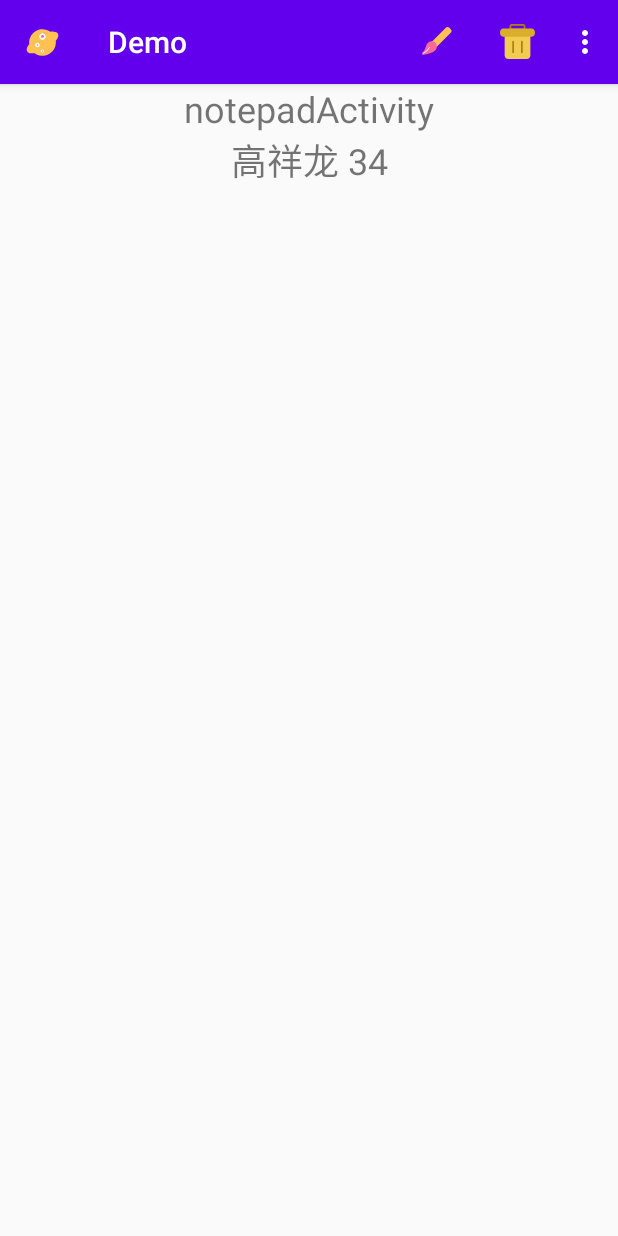
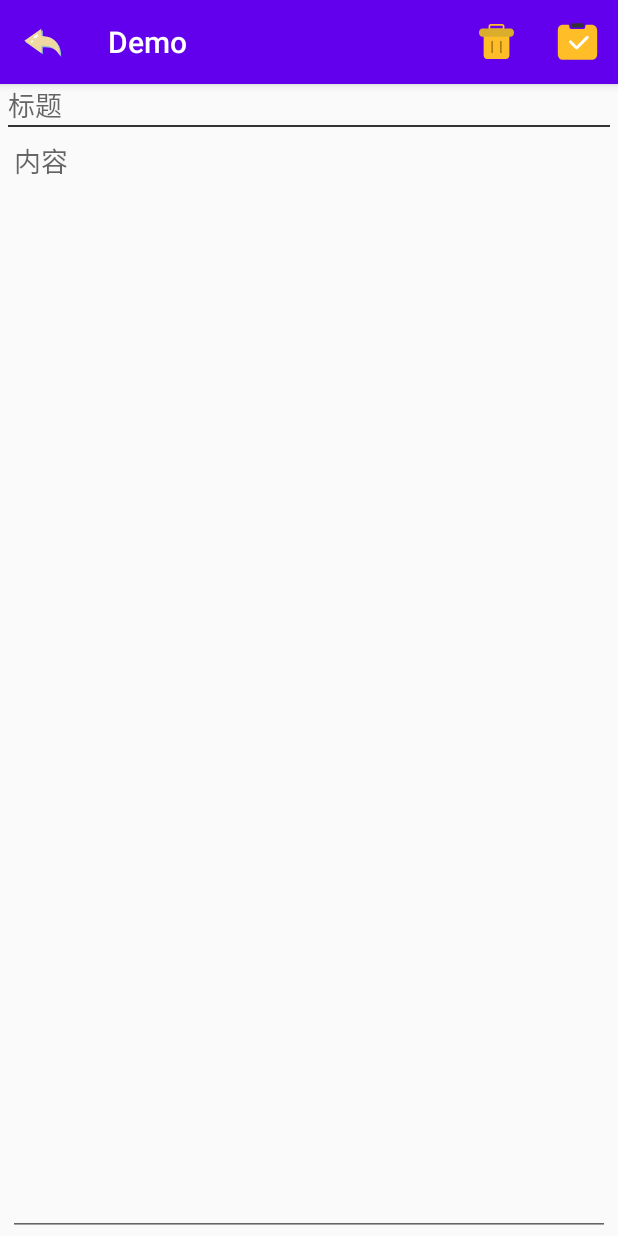
Before and after one commit to yi-sheep/AndroidDemo, an Android app: the NotepadActivity screen opened directly, with no data from a screen before it, after a tap on "添加", on a phone screen of 412 x 824 dp. Run offline under Robolectric (Android 15) with nearby library versions, the phone set to English and light mode, and no system bars; our stand-ins replace Room's generated code.

Commit message:
记事本

```diff
--- a/app/src/main/AndroidManifest.xml
+++ b/app/src/main/AndroidManifest.xml
@@ -3,14 +3,15 @@
     package="com.gaoxianglong.demo">
 
     <application
+        android:name=".App"
         android:allowBackup="true"
         android:icon="@mipmap/ic_launcher"
         android:label="@string/app_name"
-        android:name=".App"
         android:roundIcon="@mipmap/ic_launcher_round"
         android:supportsRtl="true"
         android:theme="@style/AppTheme">
-        <activity android:name=".notepad.NotepadActivity"></activity>
+        <activity android:name=".notepad.ui.EditEventActivity"></activity>
+        <activity android:name=".notepad.NotepadActivity" />
         <activity android:name=".news.NewsContentActivity" />
         <activity android:name=".news.NewsFragmentActivity" />
         <activity android:name=".listView.ImageActivity" />
--- a/app/src/main/java/com/gaoxianglong/demo/notepad/NotepadActivity.java
+++ b/app/src/main/java/com/gaoxianglong/demo/notepad/NotepadActivity.java
@@ -3,29 +3,45 @@ package com.gaoxianglong.demo.notepad;
 import androidx.annotation.NonNull;
 import androidx.appcompat.app.ActionBar;
 import androidx.appcompat.app.AppCompatActivity;
-import androidx.appcompat.widget.Toolbar;
 import androidx.core.view.GravityCompat;
 import androidx.drawerlayout.widget.DrawerLayout;
+import androidx.lifecycle.Observer;
+import androidx.lifecycle.ViewModelProvider;
+import androidx.recyclerview.widget.LinearLayoutManager;
+import androidx.recyclerview.widget.RecyclerView;
 
+import android.content.Intent;
 import android.os.Bundle;
+import android.util.Log;
 import android.view.Menu;
 import android.view.MenuItem;
-import android.view.View;
 import android.widget.Toast;
 
 import com.gaoxianglong.demo.App;
 import com.gaoxianglong.demo.R;
+import com.gaoxianglong.demo.notepad.database.Event;
+import com.gaoxianglong.demo.notepad.ui.EditEventActivity;
+import com.gaoxianglong.demo.notepad.ui.EventRecyclerAdapter;
+import com.gaoxianglong.demo.notepad.ui.NotepadViewModel;
+import com.google.android.material.floatingactionbutton.FloatingActionButton;
 import com.google.android.material.navigation.NavigationView;
+
+import java.util.List;
 
 public class NotepadActivity extends AppCompatActivity {
 
     private DrawerLayout drawerLayout;
     private NavigationView navigationView;
+    private NotepadViewModel viewModel;
+    private RecyclerView recyclerView;
+    private EventRecyclerAdapter adapter;
+    private FloatingActionButton addEvent;
 
     @Override
     protected void onCreate(Bundle savedInstanceState) {
         super.onCreate(savedInstanceState);
         setContentView(R.layout.activity_notepad);
+        viewModel = new ViewModelProvider(this).get(NotepadViewModel.class);
         initView();
         initEvent();
     }
@@ -56,16 +72,31 @@ public class NotepadActivity extends AppCompatActivity {
                 return true;
             }
         });
+        viewModel.getEvent();
+        viewModel.eventLive.observe(this, new Observer<List<Event>>() {
+            @Override
+            public void onChanged(List<Event> events) {
+                adapter.submitList(events);
+            }
+        });
+        addEvent.setOnClickListener(v -> {
+            startActivity(new Intent(this, EditEventActivity.class));
+        });
     }
 
     private void initView() {
         drawerLayout = findViewById(R.id.drawer_layout);
         navigationView = findViewById(R.id.navigationView);
+        recyclerView = findViewById(R.id.event_recyler);
         ActionBar actionBar = getSupportActionBar();
         if (actionBar != null) {
             actionBar.setDisplayHomeAsUpEnabled(true);
             actionBar.setHomeAsUpIndicator(R.drawable.ic_more);
         }
+        recyclerView.setLayoutManager(new LinearLayoutManager(this));
+        adapter = new EventRecyclerAdapter(this);
+        recyclerView.setAdapter(adapter);
+        addEvent = findViewById(R.id.add_event);
     }
 
     @Override
@@ -81,14 +112,17 @@ public class NotepadActivity extends AppCompatActivity {
                 drawerLayout.openDrawer(GravityCompat.START);
                 break;
             case R.id.notepad_add:
-                Toast.makeText(App.content,"添加",Toast.LENGTH_SHORT).show();
-                break;
-            case R.id.notepad_delete:
-                Toast.makeText(App.content,"删除",Toast.LENGTH_SHORT).show();
+                startActivity(new Intent(this, EditEventActivity.class));
                 break;
             default:
                 break;
         }
         return true;
     }
+
+    @Override
+    protected void onRestart() {
+        super.onRestart();
+        viewModel.getEvent();
+    }
 }
--- /dev/null
+++ b/app/src/main/java/com/gaoxianglong/demo/notepad/database/EventDao.java
@@ -0,0 +1,24 @@
+package com.gaoxianglong.demo.notepad.database;
+
+import androidx.room.Dao;
+import androidx.room.Delete;
+import androidx.room.Insert;
+import androidx.room.Query;
+import androidx.room.Update;
+
+import java.util.List;
+
+@Dao
+public interface EventDao {
+    @Insert
+    void addEvent(Event event);
+
+    @Update(entity = Event.class)
+    void updateEvent(Event event);
+
+    @Delete
+    void deleteEvent(Event event);
+
+    @Query("select * from event ORDER BY UPDATEDE DESC")
+    List<Event> viewEvent();
+}
--- /dev/null
+++ b/app/src/main/java/com/gaoxianglong/demo/notepad/ui/EditEventActivity.java
@@ -0,0 +1,125 @@
+package com.gaoxianglong.demo.notepad.ui;
+
+import androidx.annotation.NonNull;
+import androidx.appcompat.app.ActionBar;
+import androidx.appcompat.app.AlertDialog;
+import androidx.appcompat.app.AppCompatActivity;
+import androidx.lifecycle.ViewModelProvider;
+
+import android.content.DialogInterface;
+import android.os.Bundle;
+import android.text.Editable;
+import android.util.Log;
+import android.view.Menu;
+import android.view.MenuItem;
+import android.widget.EditText;
+import android.widget.TextView;
+import android.widget.Toast;
+
+import com.gaoxianglong.demo.App;
+import com.gaoxianglong.demo.R;
+import com.gaoxianglong.demo.notepad.database.Event;
+
+import java.util.Date;
+
+public class EditEventActivity extends AppCompatActivity {
+
+    private EditText title;
+    private EditText content;
+    private NotepadViewModel viewModel;
+    private boolean isUpdate = false;
+    private int id;
+    private String createDate = "";
+    @Override
+    protected void onCreate(Bundle savedInstanceState) {
+        super.onCreate(savedInstanceState);
+        setContentView(R.layout.activity_edit_event);
+        initView();
+        initEvent();
+    }
+
+    private void initEvent() {
+        ActionBar actionBar = getSupportActionBar();
+        if (actionBar != null) {
+            actionBar.setDisplayHomeAsUpEnabled(true);
+            actionBar.setHomeAsUpIndicator(R.drawable.ic_back);
+        }
+        String titleText = "";
+        String contentText = "";
+        Bundle bundle = getIntent().getBundleExtra(App.EVENT_KEY_NAME);
+        if (bundle != null) {
+            titleText = bundle.getString(App.EVENT_KEY_TITLE);
+            contentText = bundle.getString(App.EVENT_KEY_CONTENT);
+            id = bundle.getInt(App.EVENT_KEY_ID);
+            createDate = bundle.getString(App.EVENT_KEY_DATE);
+            isUpdate = true;
+        }
+
+        title.setText(titleText);
+        content.setText(contentText);
+    }
+
+    private void initView() {
+        title = findViewById(R.id.title);
+        content = findViewById(R.id.content);
+        viewModel = new ViewModelProvider(this).get(NotepadViewModel.class);
+    }
+
+    @Override
+    public boolean onCreateOptionsMenu(Menu menu) {
+        getMenuInflater().inflate(R.menu.edit_menu,menu);
+        return true;
+    }
+
+    @Override
+    public boolean onOptionsItemSelected(@NonNull MenuItem item) {
+        switch (item.getItemId()) {
+            case android.R.id.home:
+                finish();
+                break;
+            case R.id.complete:
+                String title = this.title.getText().toString();
+                String content = this.content.getText().toString();
+                String time = String.valueOf(new Date().getTime());
+                if (isUpdate) {
+                    Event event = new Event(id,createDate,time,title,content);
+                    viewModel.updateEvent(event);
+                }else {
+                    Event event = new Event(time,time,title,content);
+                    viewModel.addEvent(event);
+                }
+                finish();
+                break;
+            case R.id.delete:
+                if (isUpdate) {
+                    showDialog();
+                }else {
+                    Toast.makeText(App.content,"该事件未添加!",Toast.LENGTH_SHORT).show();
+                }
+                break;
+        }
+        return true;
+    }
+
+    private void showDialog() {
+        AlertDialog.Builder dialog = new AlertDialog.Builder(this);
+        dialog.setIcon(R.drawable.ic_delete);
+        dialog.setTitle("通知");
+        dialog.setMessage("是否删除!");
+        dialog.setPositiveButton("确定", new DialogInterface.OnClickListener() {
+            @Override
+            public void onClick(DialogInterface dialog, int which) {
+                Event event = new Event(id);
+                viewModel.deleteEvent(event);
+                finish();
+            }
+        });
+        dialog.setNegativeButton("取消", new DialogInterface.OnClickListener() {
+            @Override
+            public void onClick(DialogInterface dialog, int which) {
+
+            }
+        });
+        dialog.show();
+    }
+}
--- /dev/null
+++ b/app/src/main/java/com/gaoxianglong/demo/notepad/ui/EventRecyclerAdapter.java
@@ -0,0 +1,88 @@
+package com.gaoxianglong.demo.notepad.ui;
+
+import android.content.Context;
+import android.content.Intent;
+import android.icu.text.SimpleDateFormat;
+import android.os.Build;
+import android.os.Bundle;
+import android.view.LayoutInflater;
+import android.view.View;
+import android.view.ViewGroup;
+import android.widget.TextView;
+
+import androidx.annotation.NonNull;
+import androidx.annotation.RequiresApi;
+import androidx.recyclerview.widget.DiffUtil;
+import androidx.recyclerview.widget.ListAdapter;
+import androidx.recyclerview.widget.RecyclerView;
+
+import com.gaoxianglong.demo.App;
+import com.gaoxianglong.demo.R;
+import com.gaoxianglong.demo.notepad.database.Event;
+
+import java.util.Date;
+
+public class EventRecyclerAdapter extends ListAdapter<Event,EventRecyclerAdapter.ViewHolder> {
+    private Context context;
+    public EventRecyclerAdapter(Context context) {
+        super(DIFF_CALLBACK);
+        this.context = context;
+    }
+
+    private static final DiffUtil.ItemCallback<Event> DIFF_CALLBACK = new DiffUtil.ItemCallback<Event>() {
+        @Override
+        public boolean areItemsTheSame(@NonNull Event oldItem, @NonNull Event newItem) {
+            return oldItem.getId() == newItem.getId();
+        }
+
+        @Override
+        public boolean areContentsTheSame(@NonNull Event oldItem, @NonNull Event newItem) {
+            return oldItem.equals(newItem);
+        }
+    };
+
+    @NonNull
+    @Override
+    public ViewHolder onCreateViewHolder(@NonNull ViewGroup parent, int viewType) {
+        ViewHolder holder = new ViewHolder(LayoutInflater.from(parent.getContext()).inflate(R.layout.event_item, parent, false));
+        return holder;
+    }
+
+    @Override
+    public void onBindViewHolder(@NonNull ViewHolder holder, int position) {
+        Event event = getItem(position);
+        holder.title.setText(event.getEventTitle());
+        holder.content.setText(event.getEventContent());
+        holder.date.setText(formatData(Long.parseLong(event.getCreateDate())));
+        holder.itemView.setOnClickListener(new View.OnClickListener() {
+            @Override
+            public void onClick(View v) {
+                Intent intent = new Intent(context, EditEventActivity.class);
+                Bundle bundle = new Bundle();
+                bundle.putString(App.EVENT_KEY_TITLE,event.getEventTitle());
+                bundle.putString(App.EVENT_KEY_CONTENT,event.getEventContent());
+                bundle.putString(App.EVENT_KEY_DATE,event.getCreateDate());
+                bundle.putInt(App.EVENT_KEY_ID,event.getId());
+                intent.putExtra(App.EVENT_KEY_NAME,bundle);
+                context.startActivity(intent);
+            }
+        });
+    }
+
+    public static String formatData(long timeStamp) {
+        SimpleDateFormat simpleDateFormat = new SimpleDateFormat("yyyy-MM-dd HH:mm:ss");
+        Date date = new Date(timeStamp);
+        return simpleDateFormat.format(date);
+    }
+    public class ViewHolder extends RecyclerView.ViewHolder {
+        TextView title;
+        TextView content;
+        TextView date;
+        public ViewHolder(@NonNull View itemView) {
+            super(itemView);
+            title = itemView.findViewById(R.id.event_title);
+            content = itemView.findViewById(R.id.event_content);
+            date = itemView.findViewById(R.id.event_date);
+        }
+    }
+}
--- /dev/null
+++ b/app/src/main/java/com/gaoxianglong/demo/notepad/ui/NotepadViewModel.java
@@ -0,0 +1,63 @@
+package com.gaoxianglong.demo.notepad.ui;
+
+import android.util.Log;
+
+import androidx.lifecycle.LiveData;
+import androidx.lifecycle.MediatorLiveData;
+import androidx.lifecycle.ViewModel;
+
+import com.gaoxianglong.demo.App;
+import com.gaoxianglong.demo.notepad.database.Event;
+
+import java.util.List;
+
+public class NotepadViewModel extends ViewModel {
+    private MediatorLiveData<List<Event>> _eventLive = new MediatorLiveData<>();
+    public LiveData<List<Event>> eventLive = _eventLive;
+
+    public void getEvent() {
+        new Thread(new Runnable() {
+            @Override
+            public void run() {
+                viewEvent();
+            }
+        }).start();
+
+    }
+
+    private void viewEvent() {
+        List<Event> events = App.getEvents().viewEvent();
+        _eventLive.postValue(events);
+    }
+
+    public void addEvent(Event event) {
+        new Thread(new Runnable() {
+            @Override
+            public void run() {
+                App.getEvents().addEvent(event);
+                viewEvent();
+            }
+        }).start();
+    }
+
+    public void updateEvent(Event event) {
+        new Thread(new Runnable() {
+            @Override
+            public void run() {
+                App.getEvents().updateEvent(event);
+                Log.d("my", event.toString());
+                viewEvent();
+            }
+        }).start();
+    }
+
+    public void deleteEvent(Event event) {
+        new Thread(new Runnable() {
+            @Override
+            public void run() {
+                App.getEvents().deleteEvent(event);
+                viewEvent();
+            }
+        }).start();
+    }
+}
--- /dev/null
+++ b/app/src/main/res/drawable/ic_back.xml
@@ -0,0 +1,18 @@
+<vector xmlns:android="http://schemas.android.com/apk/res/android"
+    android:width="30dp"
+    android:height="30dp"
+    android:viewportWidth="1024"
+    android:viewportHeight="1024">
+  <path
+      android:pathData="M518.51,394.24V231.1L130.65,505.81l387.86,274.77V618.9c155.23,0.06 299.15,7.9 420.84,224.92 0,-137.86 -22.74,-445.73 -420.84,-449.59z"
+      android:fillColor="#98C4D8"/>
+  <path
+      android:pathData="M486.16,361.89V198.76L98.3,473.46 486.16,748.23V586.55c155.23,0.06 299.15,7.9 420.84,224.92 0,-137.86 -22.74,-445.73 -420.84,-449.59z"
+      android:fillColor="#EFD9A0"/>
+  <path
+      android:pathData="M310.4,407.9a29.1,61.84 55.51,1 0,101.95 -70.03,29.1 61.84,55.51 1,0 -101.95,70.03Z"
+      android:fillColor="#FEFEFE"/>
+  <path
+      android:pathData="M247.91,509.68a19.4,33.95 55.51,1 0,55.97 -38.45,19.4 33.95,55.51 1,0 -55.97,38.45Z"
+      android:fillColor="#FEFEFE"/>
+</vector>
--- /dev/null
+++ b/app/src/main/res/drawable/ic_complete.xml
@@ -0,0 +1,15 @@
+<vector xmlns:android="http://schemas.android.com/apk/res/android"
+    android:width="30dp"
+    android:height="30dp"
+    android:viewportWidth="1024"
+    android:viewportHeight="1024">
+  <path
+      android:pathData="M186.56,128h114.05c15.73,0 27.76,14.05 26.24,29.84l-0.94,6.24c-0.32,2.51 -0.48,4.93 -0.5,7.2 0,28.32 19.28,53.52 37.65,53.52h291.63c16.72,0 35.82,-25.47 35.81,-53.52 0,-2.32 -0.16,-4.72 -0.48,-7.22l-0.93,-6.22C687.57,142.05 699.6,128 715.33,128h112.9C911.42,128 960,182.54 960,266.32V790.88c0,92.61 -46.66,137.12 -137.6,137.12H192.37C105.73,928 64,879.74 64,790.85V266.32C64,177.2 100.18,128 186.56,128z"
+      android:fillColor="#FFBD27"/>
+  <path
+      android:pathData="M404.88,96C379.94,96 360,117.44 360,143.94c0,26.56 19.98,48.06 44.88,48.06h209.06c23.68,0 43.66,-21.5 43.66,-48.06C657.6,117.44 637.66,96 612.67,96H404.88z"
+      android:fillColor="#333333"/>
+  <path
+      android:pathData="M492.32,695.44a34.34,34.34 0,0 1,-24.37 -10.13l-137.87,-138.42a34.75,34.75 0,0 1,0 -48.96,34.37 34.37,0 0,1 48.74,0l113.5,113.97 216.86,-217.74a34.3,34.3 0,0 1,48.74 0c13.44,13.5 13.44,35.39 0,48.91l-241.23,242.24a34.4,34.4 0,0 1,-24.37 10.13z"
+      android:fillColor="#FFFFFF"/>
+</vector>
--- a/app/src/main/res/drawable/ic_delete.xml
+++ b/app/src/main/res/drawable/ic_delete.xml
@@ -5,10 +5,10 @@
     android:viewportHeight="1024">
   <path
       android:pathData="M643.66,253.91L380.34,253.91c-27.17,0 -49.63,-22.47 -49.63,-49.63v-39.71c0,-27.17 22.47,-49.63 49.63,-49.63h263.31c27.17,0 49.63,22.47 49.63,49.63v39.71c0,27.17 -22.47,49.63 -49.63,49.63zM380.34,154.64c-5.22,0 -9.93,4.7 -9.93,9.93v39.71c0,5.22 4.7,9.93 9.93,9.93h263.31c5.22,0 9.93,-4.7 9.93,-9.93v-39.71c0,-5.22 -4.7,-9.93 -9.93,-9.93L380.34,154.64z"
-      android:fillColor="#AF8015"/>
+      android:fillColor="#FFBD27"/>
   <path
       android:pathData="M725.68,909.06H298.84c-43.89,0 -79.41,-35.53 -79.41,-79.41V363.1h585.67v466.55c0,43.89 -36.05,79.41 -79.41,79.41z"
-      android:fillColor="#F2CB51"/>
+      android:fillColor="#FFBD27"/>
   <path
       android:pathData="M412.73,780.02c-10.97,0 -19.85,-8.88 -19.85,-19.85V512c0,-10.97 8.88,-19.85 19.85,-19.85s19.85,8.88 19.85,19.85v248.16c0,10.97 -8.88,19.85 -19.85,19.85z"
       android:fillColor="#AF8015"/>
--- /dev/null
+++ b/app/src/main/res/layout/activity_edit_event.xml
@@ -0,0 +1,49 @@
+<?xml version="1.0" encoding="utf-8"?>
+<androidx.constraintlayout.widget.ConstraintLayout xmlns:android="http://schemas.android.com/apk/res/android"
+    xmlns:app="http://schemas.android.com/apk/res-auto"
+    xmlns:tools="http://schemas.android.com/tools"
+    android:layout_width="match_parent"
+    android:layout_height="match_parent"
+    android:layout_marginLeft="5dp"
+    android:layout_marginRight="5dp"
+    tools:context=".notepad.ui.EditEventActivity">
+
+    <EditText
+        android:id="@+id/title"
+        android:layout_width="0dp"
+        android:layout_height="wrap_content"
+        android:background="@null"
+        android:ems="10"
+        android:hint="标题"
+        android:inputType="textPersonName"
+        android:layerType="hardware"
+        android:maxLines="1"
+        app:layout_constraintEnd_toEndOf="parent"
+        app:layout_constraintStart_toStartOf="parent"
+        app:layout_constraintTop_toTopOf="parent" />
+
+    <View
+        android:id="@+id/view"
+        android:layout_width="wrap_content"
+        android:layout_height="1dp"
+        android:background="@color/line"
+        app:layout_constraintEnd_toEndOf="@+id/title"
+        app:layout_constraintStart_toStartOf="@+id/title"
+        app:layout_constraintTop_toBottomOf="@+id/title" />
+
+    <EditText
+        android:id="@+id/content"
+        android:layout_width="0dp"
+        android:layout_height="0dp"
+        android:ems="10"
+        android:gravity="top"
+        android:hint="内容"
+        android:inputType="textMultiLine"
+        android:scrollHorizontally="false"
+        android:singleLine="false"
+        app:layout_constraintBottom_toBottomOf="parent"
+        app:layout_constraintEnd_toEndOf="parent"
+        app:layout_constraintStart_toStartOf="parent"
+        app:layout_constraintTop_toBottomOf="@+id/title" />
+
+</androidx.constraintlayout.widget.ConstraintLayout>
--- a/app/src/main/res/layout/activity_notepad.xml
+++ b/app/src/main/res/layout/activity_notepad.xml
@@ -12,25 +12,25 @@
         android:layout_width="match_parent"
         android:layout_height="match_parent">
 
-        <TextView
-            android:id="@+id/textView8"
-            android:layout_width="wrap_content"
-            android:layout_height="wrap_content"
-            android:text="notepadActivity"
-            android:textSize="24sp"
+        <androidx.recyclerview.widget.RecyclerView
+            android:id="@+id/event_recyler"
+            android:layout_width="match_parent"
+            android:layout_height="match_parent"
+            app:layout_constraintBottom_toBottomOf="parent"
             app:layout_constraintEnd_toEndOf="parent"
             app:layout_constraintStart_toStartOf="parent"
             app:layout_constraintTop_toTopOf="parent" />
 
-        <TextView
-            android:id="@+id/textView9"
+        <com.google.android.material.floatingactionbutton.FloatingActionButton
+            android:id="@+id/add_event"
             android:layout_width="wrap_content"
             android:layout_height="wrap_content"
-            android:text="高祥龙 34"
-            android:textSize="24sp"
-            app:layout_constraintEnd_toEndOf="@+id/textView8"
-            app:layout_constraintStart_toStartOf="@+id/textView8"
-            app:layout_constraintTop_toBottomOf="@+id/textView8" />
+            android:layout_marginEnd="16dp"
+            android:layout_marginBottom="16dp"
+            android:clickable="true"
+            app:layout_constraintBottom_toBottomOf="parent"
+            app:layout_constraintEnd_toEndOf="parent"
+            app:srcCompat="@drawable/ic_complete" />
     </androidx.constraintlayout.widget.ConstraintLayout>
 
     <com.google.android.material.navigation.NavigationView
--- /dev/null
+++ b/app/src/main/res/menu/edit_menu.xml
@@ -0,0 +1,15 @@
+<?xml version="1.0" encoding="utf-8"?>
+<menu xmlns:app="http://schemas.android.com/apk/res-auto"
+    xmlns:android="http://schemas.android.com/apk/res/android">
+    <item
+        android:id="@+id/delete"
+        android:icon="@drawable/ic_delete"
+        android:title="@string/menu_delete"
+        app:showAsAction="ifRoom" />
+    <item
+        android:id="@+id/complete"
+        android:icon="@drawable/ic_complete"
+        android:title="@string/edit_menu"
+        app:showAsAction="always" />
+
+</menu>
--- a/app/src/main/res/menu/notepad_menu.xml
+++ b/app/src/main/res/menu/notepad_menu.xml
@@ -8,11 +8,6 @@
         android:title="@string/menu_add"
         app:showAsAction="always" />
     <item
-        android:id="@+id/notepad_delete"
-        android:icon="@drawable/ic_delete"
-        android:title="@string/menu_delete"
-        app:showAsAction="ifRoom" />
-    <item
         android:icon="@drawable/ic_settings"
         android:title="@string/menu_settings" />
 </menu>
--- a/app/src/main/res/values/colors.xml
+++ b/app/src/main/res/values/colors.xml
@@ -3,4 +3,8 @@
     <color name="colorPrimary">#6200EE</color>
     <color name="colorPrimaryDark">#3700B3</color>
     <color name="colorAccent">#03DAC5</color>
+<!--  记事本  -->
+    <color name="title_text">#000</color>
+    <color name="content_text">#373737</color>
+    <color name="line">#323232</color>
 </resources>
--- a/app/src/main/res/values/strings.xml
+++ b/app/src/main/res/values/strings.xml
@@ -2,7 +2,7 @@
     <string name="app_name">Demo</string>
     <string name="news">新闻</string>
     <string name="notepad">记事本</string>
-<!--  notepad  -->
+    <!--  notepad  -->
     <string name="menu_add">添加</string>
     <string name="menu_delete">删除</string>
     <string name="menu_settings">设置</string>
@@ -11,4 +11,5 @@
     <string name="left_menu_location">location</string>
     <string name="left_menu_mail">mail</string>
     <string name="left_menu_tasks">tasks</string>
+    <string name="edit_menu">完成</string>
 </resources>
```
Also changed, not shown: app/build.gradle (+16 -1 lines), app/src/main/java/com/gaoxianglong/demo/App.java (+16 -1 lines), app/src/main/java/com/gaoxianglong/demo/notepad/database/Event.java (added, +109 -0 lines), app/src/main/java/com/gaoxianglong/demo/notepad/database/EventDataBase.java (added, +9 -0 lines), app/src/main/res/layout/event_item.xml (added, +63 -0 lines).
